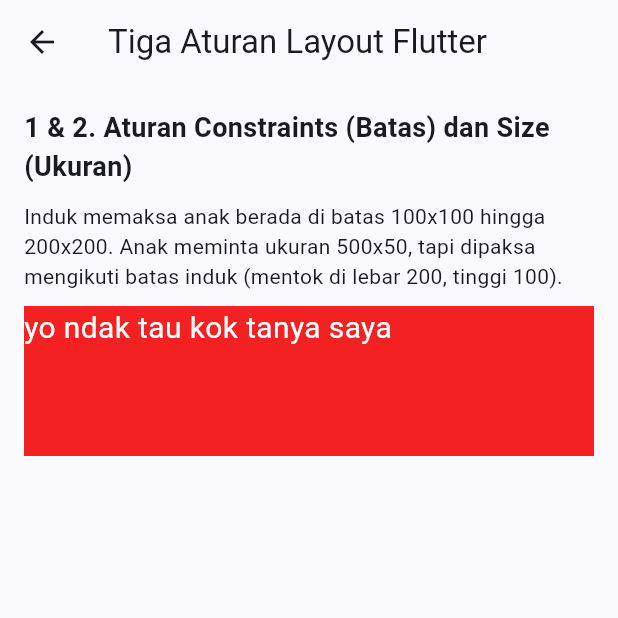
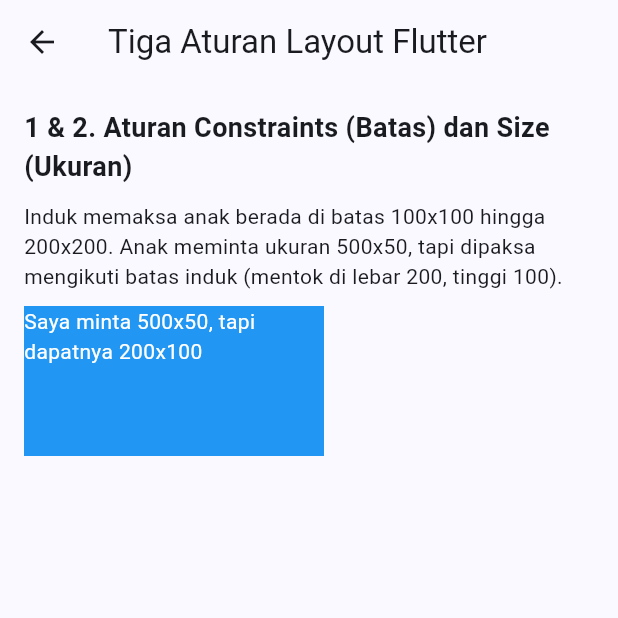
Before and after one commit to snzza/tugas-pertemuan-5, a Flutter app: the LayoutRulesExample screen opened directly, on a phone screen of 412 x 824 dp, the top half of it. Run offline on Flutter 3.47's test engine with Material 3 defaults, Android fonts, the phone set to English and light mode, and no system bars.

Commit message:
fix: kembalikan MyPages1 sesuai contoh modul (constraints 200, kotak biru)

```diff
--- a/lib/main.dart
+++ b/lib/main.dart
@@ -231,18 +231,18 @@ class MyPages1 extends StatelessWidget {
                 // INDUK memberikan constraints ke bawah (Constraints turun)
                 constraints: const BoxConstraints(
                   minWidth: 100,
-                  maxWidth: 1000,
+                  maxWidth: 200,
                   minHeight: 100,
-                  maxHeight: 1000,
+                  maxHeight: 200,
                 ),
                 // ANAK mencoba menentukan ukuran (Ukuran naik)
                 child: Container(
                   width: 500, // Mencoba lebih besar dari maxWidth (Gagal, dipaksa 200)
                   height: 50, // Mencoba lebih kecil dari minHeight (Gagal, dipaksa 100)
-                  color: const Color.fromARGB(255, 243, 33, 33),
+                  color: Colors.blue,
                   child: const Text(
-                    'yo ndak tau kok tanya saya',
-                    style: TextStyle(color: Colors.white, fontSize: 20.0) ,
+                    'Saya minta 500x50, tapi dapatnya 200x100',
+                    style: TextStyle(color: Colors.white),
                   ),
                 ),
               ),
```
